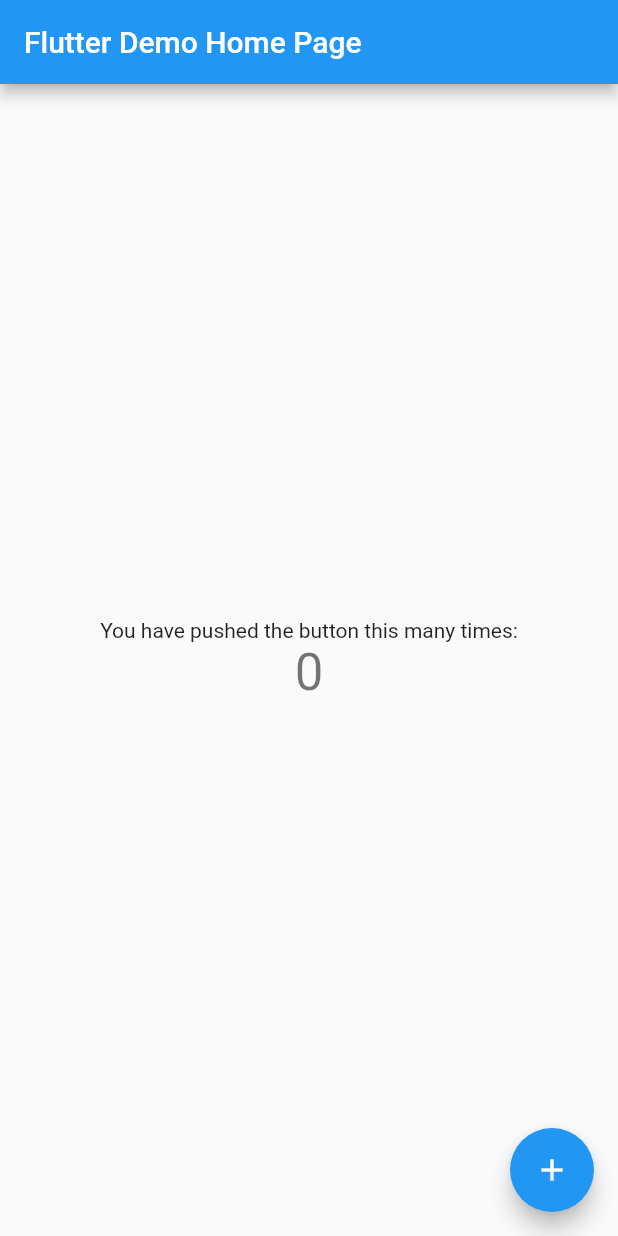
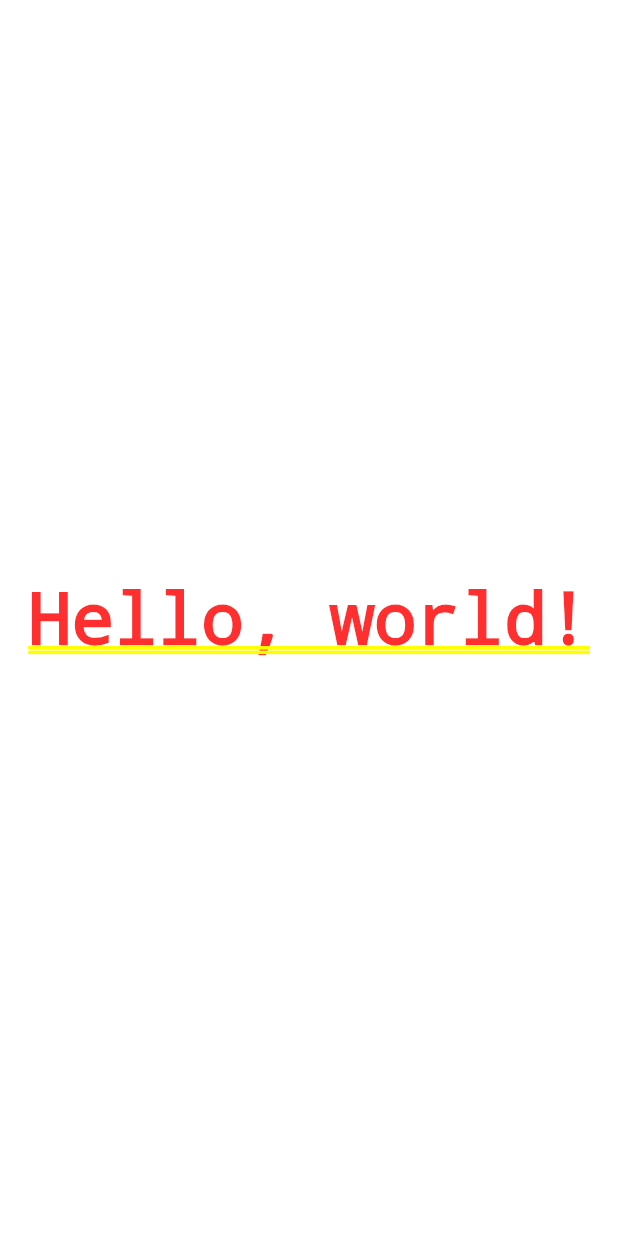
Before and after one commit to shimizu-saffle/batterylevel, a Flutter app: the screen it shows after launch, on a phone screen of 412 x 824 dp. Run offline on Flutter 3.47's test engine with Material 2 defaults, Android fonts, the phone set to English and light mode, and no system bars.

```diff
--- a/lib/main.dart
+++ b/lib/main.dart
@@ -1,4 +1,5 @@
 import 'package:flutter/material.dart';
+import 'package:flutter/services.dart';
 
 void main() {
   runApp(const MyApp());
@@ -7,109 +8,41 @@ void main() {
 class MyApp extends StatelessWidget {
   const MyApp({Key? key}) : super(key: key);
 
-  // This widget is the root of your application.
   @override
   Widget build(BuildContext context) {
-    return MaterialApp(
-      title: 'Flutter Demo',
-      theme: ThemeData(
-        // This is the theme of your application.
-        //
-        // Try running your application with "flutter run". You'll see the
-        // application has a blue toolbar. Then, without quitting the app, try
-        // changing the primarySwatch below to Colors.green and then invoke
-        // "hot reload" (press "r" in the console where you ran "flutter run",
-        // or simply save your changes to "hot reload" in a Flutter IDE).
-        // Notice that the counter didn't reset back to zero; the application
-        // is not restarted.
-        primarySwatch: Colors.blue,
-      ),
-      home: const MyHomePage(title: 'Flutter Demo Home Page'),
+    return const MaterialApp(
+      home: MyHomePage(),
     );
   }
 }
 
 class MyHomePage extends StatefulWidget {
-  const MyHomePage({Key? key, required this.title}) : super(key: key);
-
-  // This widget is the home page of your application. It is stateful, meaning
-  // that it has a State object (defined below) that contains fields that affect
-  // how it looks.
-
-  // This class is the configuration for the state. It holds the values (in this
-  // case the title) provided by the parent (in this case the App widget) and
-  // used by the build method of the State. Fields in a Widget subclass are
-  // always marked "final".
-
-  final String title;
+  const MyHomePage({Key? key}) : super(key: key);
 
   @override
   State<MyHomePage> createState() => _MyHomePageState();
 }
 
 class _MyHomePageState extends State<MyHomePage> {
-  int _counter = 0;
+  static const platform = MethodChannel('samples.flutter.dev/battery');
 
-  void _incrementCounter() {
-    setState(() {
-      // This call to setState tells the Flutter framework that something has
-      // changed in this State, which causes it to rerun the build method below
-      // so that the display can reflect the updated values. If we changed
-      // _counter without calling setState(), then the build method would not be
-      // called again, and so nothing would appear to happen.
-      _counter++;
-    });
+  String _batteryLevel = 'Unknown battery level.';
+
+  Future<void> _getBatteryLevel() async {
+    String batteryLevel;
+    try {
+      final int result = await platform.invokeMethod('getBatteryLevel');
+      batteryLevel = 'Battery level at $result % .';
+    } on PlatformException catch (e) {
+      batteryLevel = "Failed to get battery level: '${e.message}'.";
+    }
+    setState(() => _batteryLevel = batteryLevel);
   }
 
   @override
   Widget build(BuildContext context) {
-    // This method is rerun every time setState is called, for instance as done
-    // by the _incrementCounter method above.
-    //
-    // The Flutter framework has been optimized to make rerunning build methods
-    // fast, so that you can just rebuild anything that needs updating rather
-    // than having to individually change instances of widgets.
-    return Scaffold(
-      appBar: AppBar(
-        // Here we take the value from the MyHomePage object that was created by
-        // the App.build method, and use it to set our appbar title.
-        title: Text(widget.title),
-      ),
-      body: Center(
-        // Center is a layout widget. It takes a single child and positions it
-        // in the middle of the parent.
-        child: Column(
-          // Column is also a layout widget. It takes a list of children and
-          // arranges them vertically. By default, it sizes itself to fit its
-          // children horizontally, and tries to be as tall as its parent.
-          //
-          // Invoke "debug painting" (press "p" in the console, choose the
-          // "Toggle Debug Paint" action from the Flutter Inspector in Android
-          // Studio, or the "Toggle Debug Paint" command in Visual Studio Code)
-          // to see the wireframe for each widget.
-          //
-          // Column has various properties to control how it sizes itself and
-          // how it positions its children. Here we use mainAxisAlignment to
-          // center the children vertically; the main axis here is the vertical
-          // axis because Columns are vertical (the cross axis would be
-          // horizontal).
-          mainAxisAlignment: MainAxisAlignment.center,
-          children: <Widget>[
-            const Text(
-              'You have pushed the button this many times:',
-            ),
-            Text(
-              '$_counter',
-              style: Theme.of(context).textTheme.headline4,
-            ),
-          ],
-        ),
-      ),
-      floatingActionButton: FloatingActionButton(
-        onPressed: _incrementCounter,
-        tooltip: 'Increment',
-        child: const Icon(Icons.add),
-      ), // This trailing comma makes auto-formatting nicer for build methods.
+    return const Center(
+      child: Text('Hello, world!'),
     );
   }
 }
```
